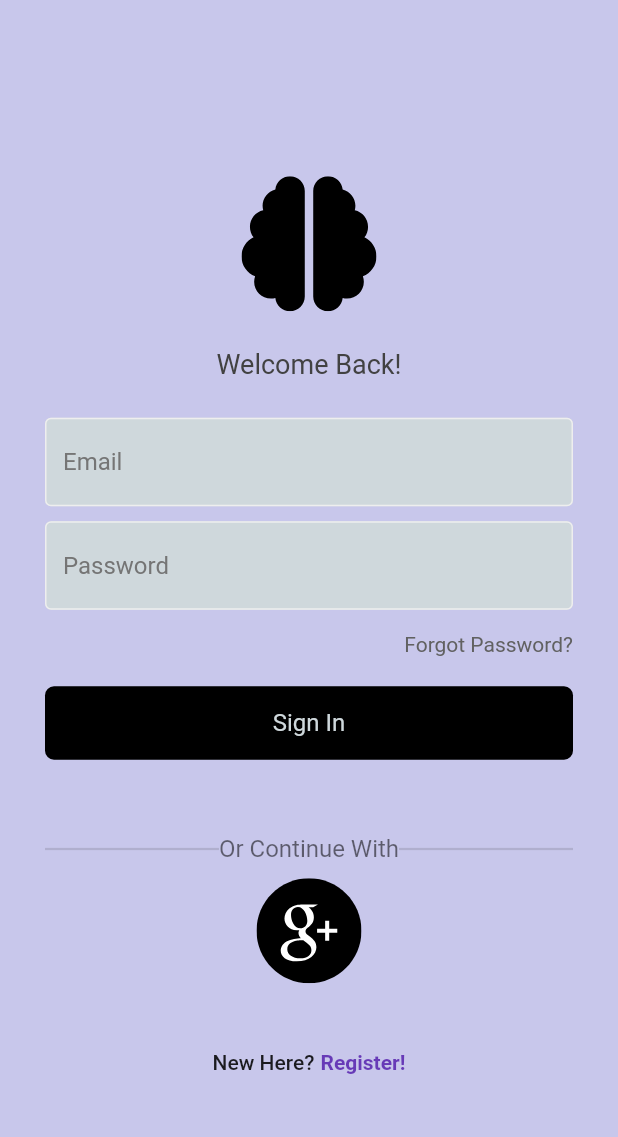
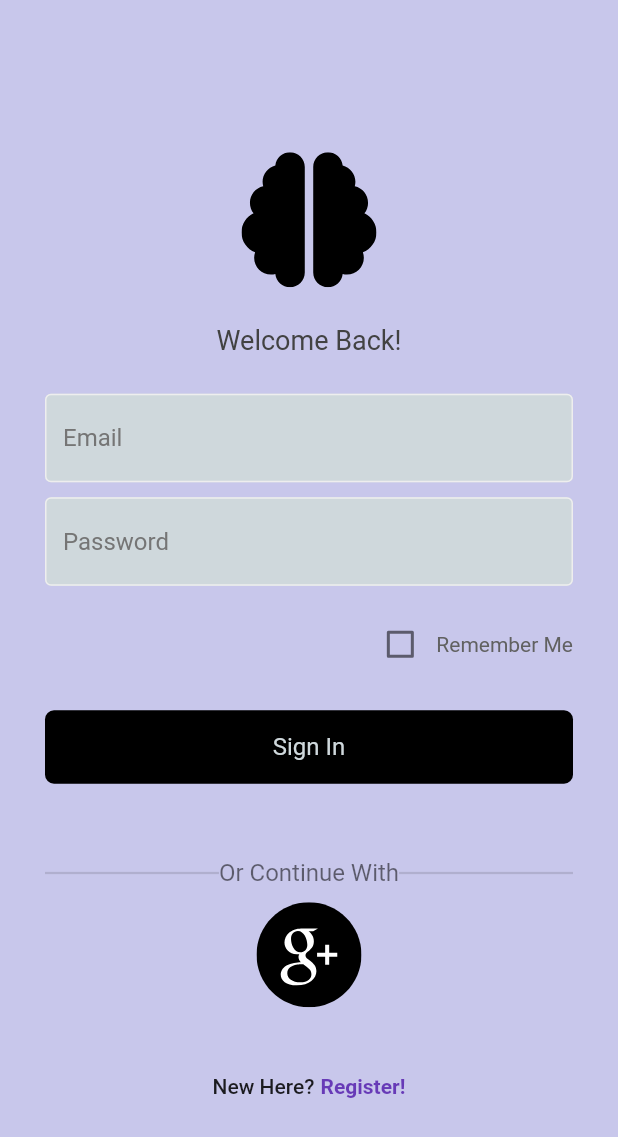
Before and after one commit to unicornova/AlzCare, a Flutter app: the screen it shows after launch, after a tap on "New Here?", after a tap on "Already a member?", on a phone screen of 412 x 824 dp. Shown: the top 1137 px of the screen. Run offline on Flutter 3.47's test engine with Material 2 defaults, Android fonts, the light colour scheme and no system bars; our stand-ins replace camera, cloud_firestore, firebase_auth, firebase_core, flutter_rating_bar, flutter_secure_storage and 3 more; missing offline and left inert: tflite; accounts and stored records are empty; network calls fail.

Commit message:
remember me added

```diff
--- a/lib/Pages/home_page.dart
+++ b/lib/Pages/home_page.dart
@@ -1,3 +1,4 @@
+
 import 'package:alzcare/Pages/rating.dart';
 import 'package:alzcare/Pages/user_profile.dart';
 import 'package:firebase_auth/firebase_auth.dart';
@@ -21,7 +22,12 @@ class HomePage extends StatefulWidget {
 }
 
 class _HomePageState extends State<HomePage> {
+
+
+
   var currentPage = DrawerSections.dashboard;
+
+
 
   signOutUser(){
     FirebaseAuth.instance.signOut();
--- a/lib/Pages/login_page.dart
+++ b/lib/Pages/login_page.dart
@@ -1,98 +1,115 @@
-//import 'dart:js';
-
-//import 'dart:html';
-
 import 'package:alzcare/components/button.dart';
 import 'package:alzcare/components/textfield.dart';
 import 'package:firebase_auth/firebase_auth.dart';
 import 'package:flutter_svg/flutter_svg.dart';
 
 import 'package:flutter/material.dart';
+import 'package:flutter_secure_storage/flutter_secure_storage.dart';
 
 class LoginPage extends StatefulWidget {
   final VoidCallback showRegisterPage;
-   const LoginPage({super.key, required this.showRegisterPage});
+  const LoginPage({required this.showRegisterPage});
 
   @override
   State<LoginPage> createState() => _LoginPageState();
 }
 
-
-
 class _LoginPageState extends State<LoginPage> {
   final emailController = TextEditingController();
+  final passwordController = TextEditingController();
+  final secureStorage = FlutterSecureStorage();
+  bool rememberMe = false;
 
-  final passwordController = TextEditingController();
-
-   void signInUser() async{
-     showDialog
-     (context: context,
-     builder: ((context) {
-       return const Center(
-        child: CircularProgressIndicator(),
-       );
-     }
-     )
+  void signInUser() async {
+    try {
+      UserCredential userCredential = await FirebaseAuth.instance.signInWithEmailAndPassword(
+        email: emailController.text,
+        password: passwordController.text,
       );
 
+      if (rememberMe) {
+        await secureStorage.write(
+          key: 'email',
+          value: emailController.text,
+        );
+        await secureStorage.write(
+          key: 'password',
+          value: passwordController.text,
+        );
+      } else {
+        await secureStorage.deleteAll();
+      }
 
-
-     try{
-     await FirebaseAuth.instance.signInWithEmailAndPassword(
-      email: emailController.text,
-      password: passwordController.text);
-
-      Navigator.pop(context);
-
-     }on FirebaseAuthException catch(e){
-
-      Navigator.pop(context);
-
-      if(e.code =='user-not-found')
-      {
+      if (userCredential.user != null) {
+        Navigator.of(context).pushNamedAndRemoveUntil(
+          'lib\Pages\dashboard.dart', // Replace with your actual route name
+          (Route<dynamic> route) => false,
+        );
+      } else {
+        Navigator.pushReplacementNamed(context, 'lib\Pages\login_page.dart'); // Replace with your actual route name
+      }
+    } on FirebaseAuthException catch (e) {
+      if (e.code == 'user-not-found') {
         wrongEmailMsg();
-      }
-      else if(e.code== 'wrong-password')
-      {
+      } else if (e.code == 'wrong-password') {
         wrongPasswordMsg();
       }
     }
-
-      // ignore: use_build_context_synchronously
-
   }
 
-   void wrongEmailMsg()
-   {
+  void wrongEmailMsg() {
     showDialog(
       context: context,
-       builder: (context)
-       {
+      builder: (context) {
         return const AlertDialog(title: Text('Incorrect Email'));
-       }
+      },
     );
   }
 
-   void wrongPasswordMsg()
-   {
+  void wrongPasswordMsg() {
     showDialog(
       context: context,
-       builder: (context)
-       {
+      builder: (context) {
         return const AlertDialog(title: Text('Incorrect Password'));
+      },
+    );
   }
-     );
+
+  @override
+  void initState() {
+    super.initState();
+    checkUserLoggedIn();
+  }
+
+  void checkUserLoggedIn() async {
+    FirebaseAuth auth = FirebaseAuth.instance;
+    User? user = auth.currentUser;
+
+    String? rememberMeValue = await secureStorage.read(key: 'rememberMe');
+    bool shouldSignOut = rememberMeValue != 'true';
+
+    if (user != null && shouldSignOut) {
+      // If "Remember Me" is not checked, sign out the user
+      await auth.signOut();
+      user = null;
+    }
+
+    if (user != null) {
+      // User is already logged in, navigate to the dashboard or home page
+      Navigator.pushReplacementNamed(context, 'lib\Pages\dashboard.dart'); // Replace with your actual route name
+    } else {
+      // User is not logged in or signed out, navigate to the login page
+      if (ModalRoute.of(context)?.settings.name != 'lib\Pages\login_page.dart') {
+        Navigator.pushReplacementNamed(context, 'lib\Pages\login_page.dart'); // Replace with your actual route name
+      }
+    }
   }
 
   @override
   Widget build(BuildContext context) {
     return Scaffold(
-      //resizeToAvoidBottomPadding: false ,
       resizeToAvoidBottomInset: false,
-      //backgroundColor:const Color.fromARGB(255, 183, 182, 216),
       backgroundColor: const Color.fromARGB(255, 200, 199, 235),
-      //backgroundColor: Colors.blueGrey[100],
-      //backgroundColor: Colors.grey[200],
       body: SafeArea(
         child: Center(
           child: SingleChildScrollView(
@@ -100,122 +117,115 @@ class _LoginPageState extends State<LoginPage> {
               mainAxisAlignment: MainAxisAlignment.center,
               children: [
                 const SizedBox(height: 10),
-           //logo
                 SvgPicture.asset(
                   'assets/brain.svg',
                   height: 90,
                 ),
-
                 const SizedBox(height: 25),
-
                 Text(
                   'Welcome Back!',
                   style: TextStyle(
                     color: Colors.grey[800],
-               fontSize: 18
+                    fontSize: 18,
                   ),
-
                 ),
-
                 const SizedBox(height: 25),
-
                 MyTextField(
                   controller: emailController,
                   hintText: 'Email',
                   obscureText: false,
-
                 ),
-
                 const SizedBox(height: 10),
-
                 MyTextField(
                   controller: passwordController,
                   hintText: 'Password',
                   obscureText: true,
                 ),
-
                 const SizedBox(height: 15),
-
                 Padding(
                   padding: const EdgeInsets.symmetric(horizontal: 30.0),
                   child: Row(
                     mainAxisAlignment: MainAxisAlignment.end,
                     children: [
+                      Row(
+                        mainAxisAlignment: MainAxisAlignment.end,
+                        children: [
+                          Checkbox(
+                            value: rememberMe,
+                            onChanged: (value) {
+                              setState(() {
+                                rememberMe = value ?? false;
+                                secureStorage.write(key: 'rememberMe', value: rememberMe.toString());
+                              });
+                            },
+                          ),
                           Text(
-                   'Forgot Password?',
-                   style: TextStyle(color: Colors.grey[700]),),
+                            'Remember Me',
+                            style: TextStyle(color: Colors.grey[700]),
+                          ),
+                        ],
+                      ),
                     ],
                   ),
                 ),
-
                 const SizedBox(height: 20),
-
                 Button(
                   onTap: signInUser,
                 ),
-
                 const SizedBox(height: 50),
-
-          Padding(
-            padding: const EdgeInsets.symmetric(horizontal: 30),
+                const Padding(
+                  padding: EdgeInsets.symmetric(horizontal: 30),
                   child: Row(
-              // ignore: prefer_const_literals_to_create_immutables
                     children: [
-                const Expanded(
+                      Expanded(
                         child: Divider(
                           thickness: 1.5,
                           color: Colors.black12,
                         ),
                       ),
-
-                const Text('Or Continue With',
-                style: TextStyle(color: Colors.black54,fontSize: 16),),
-
-                const Expanded(
-                  child:  Divider(
+                      Text(
+                        'Or Continue With',
+                        style: TextStyle(color: Colors.black54, fontSize: 16),
+                      ),
+                      Expanded(
+                        child: Divider(
                           thickness: 1.5,
-                   color:  Colors.black12,
+                          color: Colors.black12,
                         ),
                       ),
                     ],
                   ),
                 ),
-
                 const SizedBox(height: 10),
-
                 Row(
                   mainAxisAlignment: MainAxisAlignment.center,
-           children:[
-           SvgPicture.asset('assets/google.svg',height: 70)
-
-           ]),
-
+                  children: [
+                    SvgPicture.asset('assets/google.svg', height: 70),
+                  ],
+                ),
                 const SizedBox(height: 45),
-
                 GestureDetector(
                   onTap: widget.showRegisterPage,
-             child: Row(
+                  child: const Row(
                     mainAxisAlignment: MainAxisAlignment.center,
-              children: const [
-                Text('New Here?',
-                style: TextStyle(fontWeight: FontWeight.w500),),
+                    children: [
+                      Text(
+                        'New Here?',
+                        style: TextStyle(fontWeight: FontWeight.w500),
+                      ),
                       SizedBox(width: 4),
                       Text(
                         'Register!',
                         style: TextStyle(
                           color: Colors.deepPurple,
-                    fontWeight: FontWeight.bold),
-                  )
+                          fontWeight: FontWeight.bold,
+                        ),
+                      ),
                     ],
                   ),
-           )
-
-
-
-
-
-
-         ]),
+                ),
+              ],
+            ),
           ),
         ),
       ),
--- a/pubspec.yaml
+++ b/pubspec.yaml
@@ -50,6 +50,7 @@ dependencies:
   http: ^0.13.6
   intl: ^0.18.1
   cloud_firestore: ^4.7.1
+  flutter_secure_storage: ^8.0.0
 
 dev_dependencies:
   flutter_test:
```
Also changed, not shown: lib/Pages/rating.dart (line endings or trailing spaces), pubspec.lock, 5 other files. Lines whose indentation alone changed are shown as unchanged.
